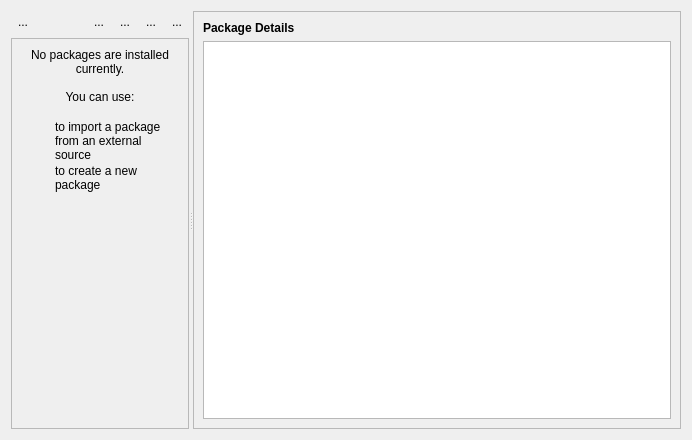
This is src/lay/SaltManagerDialog.ui in KLayout/klayout as Qt 5 draws it before an edit. The edited form follows.
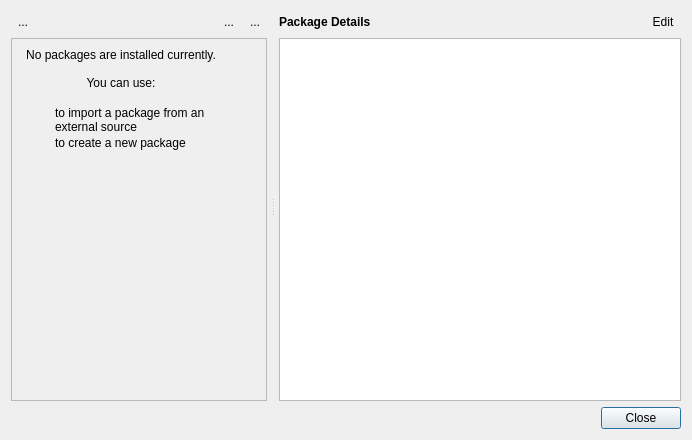
This is the edited form. The open tabs and pages were chosen to show the change. Icons and pictures are not drawn.

Commit message: WIP: first steps towards package browser

Patch:
```diff
--- a/src/lay/SaltManagerDialog.ui
+++ b/src/lay/SaltManagerDialog.ui
@@ -21,6 +21,9 @@
      </property>
      <widget class="QWidget" name="layoutWidget">
       <layout class="QVBoxLayout" name="verticalLayout">
+       <property name="rightMargin">
+        <number>4</number>
+       </property>
        <item>
         <widget class="QFrame" name="frame_2">
          <property name="sizePolicy">
@@ -76,7 +79,7 @@
             <property name="sizeHint" stdset="0">
              <size>
               <width>50</width>
-              <height>20</height>
+              <height>0</height>
              </size>
             </property>
            </spacer>
@@ -115,47 +118,13 @@
             </property>
            </widget>
           </item>
-          <item>
-           <widget class="QToolButton" name="toolButton">
-            <property name="focusPolicy">
-             <enum>Qt::NoFocus</enum>
-            </property>
-            <property name="text">
-             <string>...</string>
-            </property>
-            <property name="icon">
-             <iconset resource="layResources.qrc">
-              <normaloff>:/new_folder.png</normaloff>:/new_folder.png</iconset>
-            </property>
-            <property name="autoRaise">
-             <bool>true</bool>
-            </property>
-           </widget>
-          </item>
-          <item>
-           <widget class="QToolButton" name="toolButton_5">
-            <property name="focusPolicy">
-             <enum>Qt::NoFocus</enum>
-            </property>
-            <property name="text">
-             <string>...</string>
-            </property>
-            <property name="icon">
-             <iconset resource="layResources.qrc">
-              <normaloff>:/rename.png</normaloff>:/rename.png</iconset>
-            </property>
-            <property name="autoRaise">
-             <bool>true</bool>
-            </property>
-           </widget>
-          </item>
          </layout>
         </widget>
        </item>
        <item>
         <widget class="QStackedWidget" name="stackedWidget">
          <property name="sizePolicy">
-          <sizepolicy hsizetype="Ignored" vsizetype="Preferred">
+          <sizepolicy hsizetype="Preferred" vsizetype="Preferred">
            <horstretch>0</horstretch>
            <verstretch>0</verstretch>
           </sizepolicy>
@@ -214,23 +183,69 @@
               <enum>QFrame::Raised</enum>
              </property>
              <layout class="QVBoxLayout" name="verticalLayout_6">
+              <property name="leftMargin">
+               <number>0</number>
+              </property>
+              <property name="topMargin">
+               <number>0</number>
+              </property>
+              <property name="rightMargin">
+               <number>0</number>
+              </property>
+              <property name="bottomMargin">
+               <number>0</number>
+              </property>
               <item>
-               <widget class="QLabel" name="label_2">
-                <property name="text">
-                 <string>&lt;html&gt;&lt;body&gt;&lt;center&gt;No packages are installed currently.&lt;br&gt;&lt;br&gt;You can use:&lt;br&gt;
+               <widget class="QScrollArea" name="scrollArea">
+                <property name="frameShape">
+                 <enum>QFrame::NoFrame</enum>
+                </property>
+                <property name="widgetResizable">
+                 <bool>true</bool>
+                </property>
+                <widget class="QWidget" name="scrollAreaWidgetContents">
+                 <property name="geometry">
+                  <rect>
+                   <x>0</x>
+                   <y>0</y>
+                   <width>218</width>
+                   <height>138</height>
+                  </rect>
+                 </property>
+                 <layout class="QVBoxLayout" name="verticalLayout_3">
+                  <item>
+                   <widget class="QLabel" name="label_2">
+                    <property name="sizePolicy">
+                     <sizepolicy hsizetype="Fixed" vsizetype="Preferred">
+                      <horstretch>0</horstretch>
+                      <verstretch>0</verstretch>
+                     </sizepolicy>
+                    </property>
+                    <property name="minimumSize">
+                     <size>
+                      <width>200</width>
+                      <height>0</height>
+                     </size>
+                    </property>
+                    <property name="text">
+                     <string>&lt;html&gt;&lt;body&gt;&lt;center&gt;No packages are installed currently.&lt;br&gt;&lt;br&gt;You can use:&lt;br&gt;
 &lt;/center&gt;
 &lt;table&gt;
   &lt;tr&gt;&lt;td width=&quot;30&quot;&gt;&lt;a href=&quot;:import&quot;&gt;&lt;img src=&quot;:/import.png&quot;&gt;&lt;/a&gt;&lt;/td&gt;&lt;td&gt;to import a package from an external source&lt;/td&gt;&lt;/tr&gt;
   &lt;tr&gt;&lt;td&gt;&lt;a href=&quot;:add&quot;&gt;&lt;img src=&quot;:/add.png&quot;&gt;&lt;/a&gt;&lt;/td&gt;&lt;td&gt;to create a new package&lt;/td&gt;&lt;/tr&gt;
 &lt;/table&gt;
 &lt;/body&gt;&lt;/html&gt;</string>
-                </property>
-                <property name="alignment">
-                 <set>Qt::AlignHCenter|Qt::AlignTop</set>
-                </property>
-                <property name="wordWrap">
-                 <bool>true</bool>
-                </property>
+                    </property>
+                    <property name="alignment">
+                     <set>Qt::AlignHCenter|Qt::AlignTop</set>
+                    </property>
+                    <property name="wordWrap">
+                     <bool>true</bool>
+                    </property>
+                   </widget>
+                  </item>
+                 </layout>
+                </widget>
                </widget>
               </item>
              </layout>
@@ -250,13 +265,25 @@
        </sizepolicy>
       </property>
       <property name="frameShape">
-       <enum>QFrame::StyledPanel</enum>
+       <enum>QFrame::NoFrame</enum>
       </property>
       <property name="frameShadow">
        <enum>QFrame::Raised</enum>
       </property>
-      <layout class="QVBoxLayout" name="verticalLayout_3">
-       <item>
+      <layout class="QGridLayout" name="gridLayout">
+       <property name="leftMargin">
+        <number>4</number>
+       </property>
+       <property name="topMargin">
+        <number>0</number>
+       </property>
+       <property name="rightMargin">
+        <number>0</number>
+       </property>
+       <property name="bottomMargin">
+        <number>0</number>
+       </property>
+       <item row="0" column="0">
         <widget class="QLabel" name="label">
          <property name="font">
           <font>
@@ -269,13 +296,37 @@
          </property>
         </widget>
        </item>
-       <item>
+       <item row="0" column="1">
+        <widget class="QToolButton" name="edit_button">
+         <property name="toolTip">
+          <string>Edit Package Details</string>
+         </property>
+         <property name="text">
+          <string>Edit</string>
+         </property>
+         <property name="icon">
+          <iconset resource="layResources.qrc">
+           <normaloff>:/edit.png</normaloff>:/edit.png</iconset>
+         </property>
+         <property name="autoRaise">
+          <bool>true</bool>
+         </property>
+        </widget>
+       </item>
+       <item row="1" column="0" colspan="2">
         <widget class="QTextBrowser" name="textBrowser"/>
        </item>
       </layout>
      </widget>
     </widget>
    </item>
+   <item>
+    <widget class="QDialogButtonBox" name="buttonBox">
+     <property name="standardButtons">
+      <set>QDialogButtonBox::Close</set>
+     </property>
+    </widget>
+   </item>
   </layout>
   <action name="actionNewFolder">
    <property name="icon">
```
Left out of the diff: 48 changed lines with no effect on the pictures. The commit also changes 5 other files.
